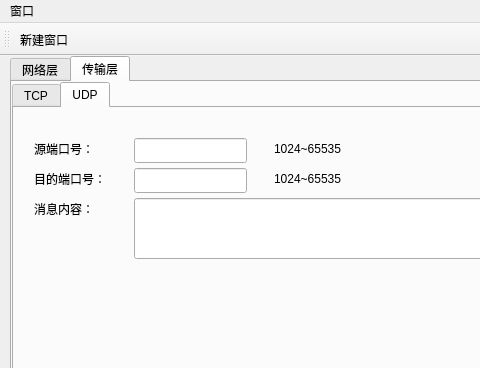
LAuxin3619/PackSender, file UI/UItest/mainwindow.ui: the form before one commit; both pictures show x 0 to 480 and y 0 to 368 of the 738 by 485 pixel window.
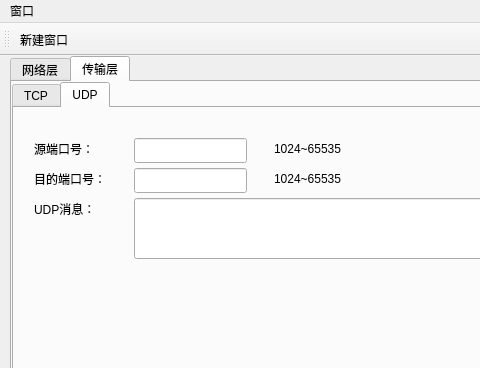
The form after the commit. The open tabs and pages were chosen to show the change.

The edit to the form file:
```diff
--- a/UI/UItest/mainwindow.ui
+++ b/UI/UItest/mainwindow.ui
@@ -417,7 +417,7 @@
          </rect>
         </property>
         <property name="text">
-         <string>消息内容：</string>
+         <string>UDP消息：</string>
         </property>
        </widget>
        <widget class="QLineEdit" name="udpDst">
```
Left out of the diff: 36 changed lines with no effect on the pictures.
